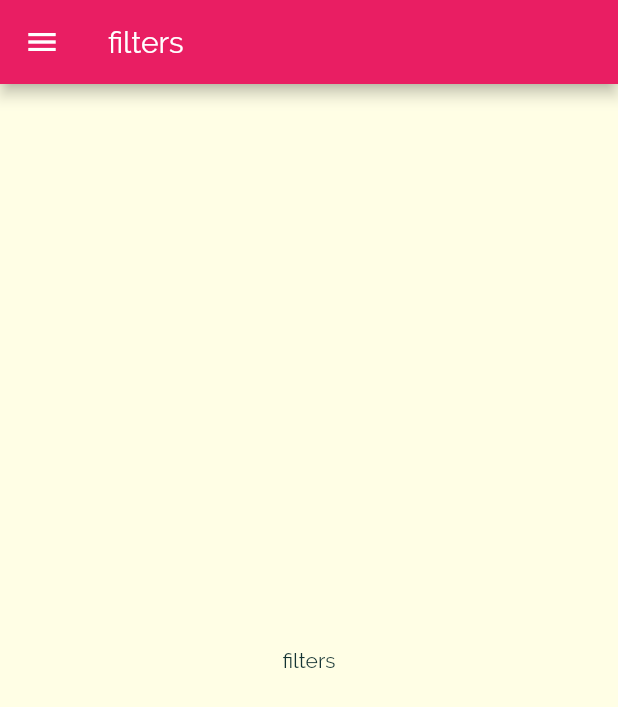
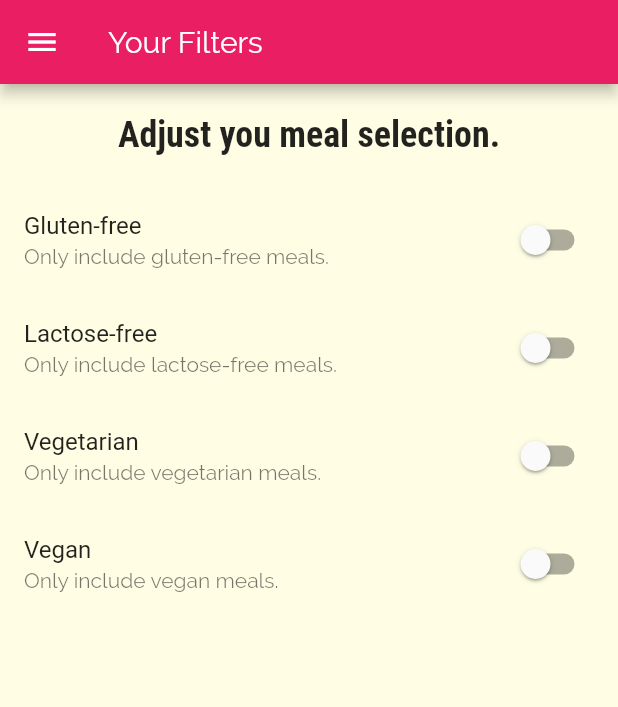
Before and after one commit to abhisheksudhir/meals_app, a Flutter app: the FiltersScreen screen opened by its route, on a phone screen of 412 x 824 dp. Shown: the top 707 px of the screen. Run offline on Flutter 3.47's test engine with Material 2 defaults, Android fonts, the phone set to English and light mode, and no system bars.

Commit message:
adding filter switches

```diff
--- a/lib/screens/filters_screen.dart
+++ b/lib/screens/filters_screen.dart
@@ -2,20 +2,102 @@ import 'package:flutter/material.dart';
 
 import '../widgets/main_drawer.dart';
 
-class FiltersScreen extends StatelessWidget {
+class FiltersScreen extends StatefulWidget {
   static const routeName = '/filters';
+
+  @override
+  _FiltersScreenState createState() => _FiltersScreenState();
+}
+
+class _FiltersScreenState extends State<FiltersScreen> {
+  var _glutenFree = false;
+  var _vegetarian = false;
+  var _vegan = false;
+  var _lactoseFree = false;
+
+  Widget _buildSwitchListTile(
+    String title,
+    String description,
+    bool currentValue,
+    Function updateValue,
+  ) {
+    return SwitchListTile(
+      title: Text(
+        title,
+      ),
+      value: currentValue,
+      subtitle: Text(
+        description,
+      ),
+      onChanged: updateValue,
+    );
+  }
 
   @override
   Widget build(BuildContext context) {
     return Scaffold(
       appBar: AppBar(
         title: Text(
-          'filters',
+          'Your Filters',
         ),
       ),
       drawer: MainDrawer(),
-      body: Center(
-        child: Text('filters'),
+      body: Column(
+        children: <Widget>[
+          Container(
+            padding: EdgeInsets.all(20),
+            child: Text(
+              'Adjust you meal selection.',
+              style: Theme.of(context).textTheme.headline6,
+            ),
+          ),
+          Expanded(
+            child: ListView(
+              children: <Widget>[
+                _buildSwitchListTile(
+                  'Gluten-free',
+                  'Only include gluten-free meals.',
+                  _glutenFree,
+                  (newValue) {
+                    setState(() {
+                      _glutenFree = newValue;
+                    });
+                  },
+                ),
+                _buildSwitchListTile(
+                  'Lactose-free',
+                  'Only include lactose-free meals.',
+                  _lactoseFree,
+                  (newValue) {
+                    setState(() {
+                      _lactoseFree = newValue;
+                    });
+                  },
+                ),
+                _buildSwitchListTile(
+                  'Vegetarian',
+                  'Only include vegetarian meals.',
+                  _vegetarian,
+                  (newValue) {
+                    setState(() {
+                      _vegetarian = newValue;
+                    });
+                  },
+                ),
+                _buildSwitchListTile(
+                  'Vegan',
+                  'Only include vegan meals.',
+                  _vegan,
+                  (newValue) {
+                    setState(() {
+                      _vegan = newValue;
+                    });
+                  },
+                ),
+              ],
+            ),
+          ),
+        ],
       ),
     );
   }
```
